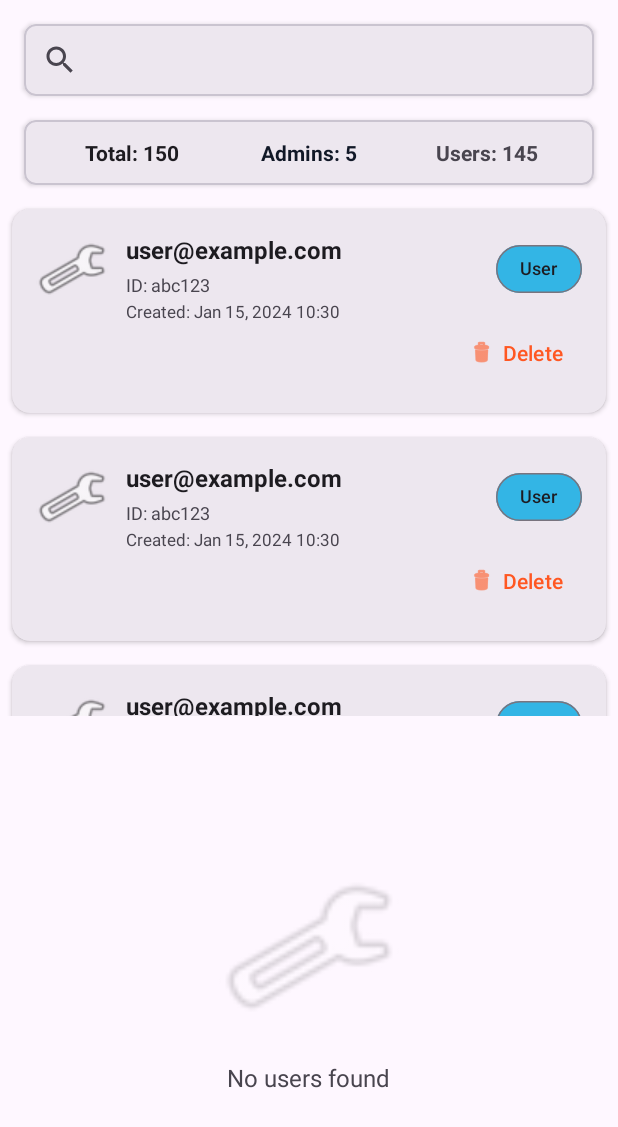
After one commit to Darachhat/admin-ecommerce-application, an Android app: the layout fragment_users.xml on its own in the app's theme, with its tools: preview values and no code run, on a phone screen of 412 x 824 dp. The commit adds this screen. Shown: the top 1127 px of the screen. Run offline under Robolectric (Android 15) with nearby library versions, the phone set to English and light mode, and no system bars.

Commit message:
Implement User management

```diff
--- /dev/null
+++ b/app/src/main/res/layout/fragment_users.xml
@@ -0,0 +1,131 @@
+<?xml version="1.0" encoding="utf-8"?>
+<androidx.coordinatorlayout.widget.CoordinatorLayout xmlns:android="http://schemas.android.com/apk/res/android"
+    xmlns:app="http://schemas.android.com/apk/res-auto"
+    xmlns:tools="http://schemas.android.com/tools"
+    android:layout_width="match_parent"
+    android:layout_height="match_parent">
+
+    <LinearLayout
+        android:layout_width="match_parent"
+        android:layout_height="match_parent"
+        android:orientation="vertical">
+
+        <!-- Search View -->
+        <com.google.android.material.card.MaterialCardView
+            android:layout_width="match_parent"
+            android:layout_height="wrap_content"
+            android:layout_margin="16dp"
+            app:cardCornerRadius="8dp"
+            app:cardElevation="2dp">
+
+            <androidx.appcompat.widget.SearchView
+                android:id="@+id/searchView"
+                android:layout_width="match_parent"
+                android:layout_height="wrap_content"
+                android:iconifiedByDefault="false"
+                app:queryHint="@string/search_users" />
+
+        </com.google.android.material.card.MaterialCardView>
+
+        <!-- Stats Card -->
+        <com.google.android.material.card.MaterialCardView
+            android:layout_width="match_parent"
+            android:layout_height="wrap_content"
+            android:layout_marginStart="16dp"
+            android:layout_marginEnd="16dp"
+            android:layout_marginBottom="8dp"
+            app:cardCornerRadius="8dp"
+            app:cardElevation="2dp">
+
+            <LinearLayout
+                android:layout_width="match_parent"
+                android:layout_height="wrap_content"
+                android:orientation="horizontal"
+                android:padding="12dp">
+
+                <TextView
+                    android:id="@+id/textTotalUsers"
+                    android:layout_width="0dp"
+                    android:layout_height="wrap_content"
+                    android:layout_weight="1"
+                    android:gravity="center"
+                    android:textColor="?android:textColorPrimary"
+                    android:textSize="14sp"
+                    android:textStyle="bold"
+                    tools:text="Total: 150" />
+
+                <TextView
+                    android:id="@+id/textAdminCount"
+                    android:layout_width="0dp"
+                    android:layout_height="wrap_content"
+                    android:layout_weight="1"
+                    android:gravity="center"
+                    android:textColor="?android:colorPrimary"
+                    android:textSize="14sp"
+                    android:textStyle="bold"
+                    tools:text="Admins: 5" />
+
+                <TextView
+                    android:id="@+id/textUserCount"
+                    android:layout_width="0dp"
+                    android:layout_height="wrap_content"
+                    android:layout_weight="1"
+                    android:gravity="center"
+                    android:textColor="?android:textColorSecondary"
+                    android:textSize="14sp"
+                    android:textStyle="bold"
+                    tools:text="Users: 145" />
+
+            </LinearLayout>
+
+        </com.google.android.material.card.MaterialCardView>
+
+        <!-- RecyclerView -->
+        <androidx.recyclerview.widget.RecyclerView
+            android:id="@+id/recyclerViewUsers"
+            android:layout_width="match_parent"
+            android:layout_height="0dp"
+            android:layout_weight="1"
+            android:clipToPadding="false"
+            android:paddingBottom="8dp"
+            tools:listitem="@layout/item_user" />
+
+        <!-- Empty View -->
+        <LinearLayout
+            android:id="@+id/emptyView"
+            android:layout_width="match_parent"
+            android:layout_height="0dp"
+            android:layout_weight="1"
+            android:gravity="center"
+            android:orientation="vertical"
+            android:visibility="gone"
+            tools:visibility="visible">
+
+            <ImageView
+                android:layout_width="120dp"
+                android:layout_height="120dp"
+                android:alpha="0.3"
+                android:contentDescription="@string/no_users_found"
+                android:src="@android:drawable/ic_menu_manage" />
+
+            <TextView
+                android:layout_width="wrap_content"
+                android:layout_height="wrap_content"
+                android:layout_marginTop="16dp"
+                android:text="@string/no_users_found"
+                android:textColor="?android:textColorSecondary"
+                android:textSize="16sp" />
+
+        </LinearLayout>
+
+    </LinearLayout>
+
+    <!-- Progress Bar -->
+    <ProgressBar
+        android:id="@+id/progressBar"
+        android:layout_width="wrap_content"
+        android:layout_height="wrap_content"
+        android:layout_gravity="center"
+        android:visibility="gone" />
+
+</androidx.coordinatorlayout.widget.CoordinatorLayout>
--- /dev/null
+++ b/app/src/main/res/layout/item_user.xml
@@ -0,0 +1,104 @@
+<?xml version="1.0" encoding="utf-8"?>
+<com.google.android.material.card.MaterialCardView xmlns:android="http://schemas.android.com/apk/res/android"
+    xmlns:app="http://schemas.android.com/apk/res-auto"
+    xmlns:tools="http://schemas.android.com/tools"
+    android:layout_width="match_parent"
+    android:layout_height="wrap_content"
+    android:layout_margin="8dp"
+    app:cardCornerRadius="12dp"
+    app:cardElevation="2dp"
+    app:strokeWidth="0dp">
+
+    <androidx.constraintlayout.widget.ConstraintLayout
+        android:layout_width="match_parent"
+        android:layout_height="wrap_content"
+        android:padding="16dp">
+
+        <!-- Email Icon -->
+        <ImageView
+            android:id="@+id/imageUserIcon"
+            android:layout_width="48dp"
+            android:layout_height="48dp"
+            android:background="@android:drawable/ic_menu_manage"
+            android:contentDescription="@string/user_icon"
+            android:padding="8dp"
+            app:layout_constraintStart_toStartOf="parent"
+            app:layout_constraintTop_toTopOf="parent" />
+
+        <!-- User Email -->
+        <TextView
+            android:id="@+id/textEmail"
+            android:layout_width="0dp"
+            android:layout_height="wrap_content"
+            android:layout_marginStart="12dp"
+            android:layout_marginEnd="8dp"
+            android:ellipsize="end"
+            android:maxLines="1"
+            android:textColor="?android:textColorPrimary"
+            android:textSize="16sp"
+            android:textStyle="bold"
+            app:layout_constraintEnd_toStartOf="@id/chipRole"
+            app:layout_constraintStart_toEndOf="@id/imageUserIcon"
+            app:layout_constraintTop_toTopOf="@id/imageUserIcon"
+            tools:text="user@example.com" />
+
+        <!-- User ID -->
+        <TextView
+            android:id="@+id/textUserId"
+            android:layout_width="0dp"
+            android:layout_height="wrap_content"
+            android:layout_marginTop="4dp"
+            android:ellipsize="end"
+            android:maxLines="1"
+            android:textColor="?android:textColorSecondary"
+            android:textSize="12sp"
+            app:layout_constraintEnd_toEndOf="@id/textEmail"
+            app:layout_constraintStart_toStartOf="@id/textEmail"
+            app:layout_constraintTop_toBottomOf="@id/textEmail"
+            tools:text="ID: abc123" />
+
+        <!-- Created At -->
+        <TextView
+            android:id="@+id/textCreatedAt"
+            android:layout_width="0dp"
+            android:layout_height="wrap_content"
+            android:layout_marginTop="2dp"
+            android:textColor="?android:textColorSecondary"
+            android:textSize="11sp"
+            app:layout_constraintEnd_toEndOf="@id/textEmail"
+            app:layout_constraintStart_toStartOf="@id/textEmail"
+            app:layout_constraintTop_toBottomOf="@id/textUserId"
+            tools:text="Created: Jan 15, 2024 10:30" />
+
+        <!-- Role Chip -->
+        <com.google.android.material.chip.Chip
+            android:id="@+id/chipRole"
+            android:layout_width="wrap_content"
+            android:layout_height="wrap_content"
+            android:checkable="true"
+            android:text="@string/role_user"
+            android:textSize="12sp"
+            app:chipBackgroundColor="@android:color/holo_blue_light"
+            app:chipCornerRadius="16dp"
+            app:chipMinHeight="32dp"
+            app:layout_constraintEnd_toEndOf="parent"
+            app:layout_constraintTop_toTopOf="parent"
+            tools:checked="false" />
+
+        <!-- Delete Button -->
+        <com.google.android.material.button.MaterialButton
+            android:id="@+id/buttonDelete"
+            style="@style/Widget.Material3.Button.TextButton"
+            android:layout_width="wrap_content"
+            android:layout_height="wrap_content"
+            android:layout_marginTop="8dp"
+            android:text="@string/delete"
+            android:textColor="?android:colorError"
+            app:icon="@android:drawable/ic_menu_delete"
+            app:iconTint="?android:colorError"
+            app:layout_constraintEnd_toEndOf="parent"
+            app:layout_constraintTop_toBottomOf="@id/chipRole" />
+
+    </androidx.constraintlayout.widget.ConstraintLayout>
+
+</com.google.android.material.card.MaterialCardView>
--- a/app/src/main/res/menu/bottom_nav_menu.xml
+++ b/app/src/main/res/menu/bottom_nav_menu.xml
@@ -16,4 +16,8 @@
         android:id="@+id/bannersFragment"
         android:icon="@android:drawable/ic_menu_gallery"
         android:title="@string/nav_banners" />
+    <item
+        android:id="@+id/brandsFragment"
+        android:icon="@android:drawable/ic_menu_manage"
+        android:title="@string/nav_brands" />
 </menu>
--- a/app/src/main/res/menu/main_menu.xml
+++ b/app/src/main/res/menu/main_menu.xml
@@ -1,6 +1,12 @@
 <?xml version="1.0" encoding="utf-8"?>
 <menu xmlns:android="http://schemas.android.com/apk/res/android"
     xmlns:app="http://schemas.android.com/apk/res-auto">
+
+    <item
+        android:id="@+id/action_users"
+        android:icon="@android:drawable/ic_menu_myplaces"
+        android:title="@string/nav_users"
+        app:showAsAction="ifRoom" />
 
     <item
         android:id="@+id/action_profile"
--- a/app/src/main/res/values/strings.xml
+++ b/app/src/main/res/values/strings.xml
@@ -7,6 +7,8 @@
     <string name="nav_categories">Categories</string>
     <string name="nav_orders">Orders</string>
     <string name="nav_banners">Banners</string>
+    <string name="nav_brands">Brands</string>
+    <string name="nav_users">Users</string>
 
     <!-- Actions -->
     <string name="add">Add</string>
@@ -62,4 +64,17 @@
     <string name="error_auth_failed">Authentication failed</string>
     <string name="error_not_admin">You don\'t have admin privileges</string>
     <string name="success_reset_email">Password reset email sent</string>
+
+    <!-- User Management -->
+    <string name="search_users">Search by email, ID, or role...</string>
+    <string name="no_users_found">No users found</string>
+    <string name="user_icon">User Icon</string>
+    <string name="role">Role</string>
+    <string name="role_user">User</string>
+    <string name="role_admin">Admin</string>
+    <string name="user_details">User Details</string>
+    <string name="update">Update</string>
+    <string name="total_users">Total Users</string>
+    <string name="admin_count">Admins</string>
+    <string name="user_count">Users</string>
 </resources>
```
Also changed, not shown: app/src/main/java/com/ecommerce/adminapp/MainActivity.kt (+11 -0 lines), app/src/main/java/com/ecommerce/adminapp/repository/UserRepository.kt (added, +132 -0 lines), app/src/main/java/com/ecommerce/adminapp/ui/adapter/UserAdapter.kt (added, +71 -0 lines), app/src/main/java/com/ecommerce/adminapp/ui/users/UsersFragment.kt (added, +252 -0 lines), app/src/main/res/navigation/nav_graph.xml (+10 -0 lines), 1 other file.
